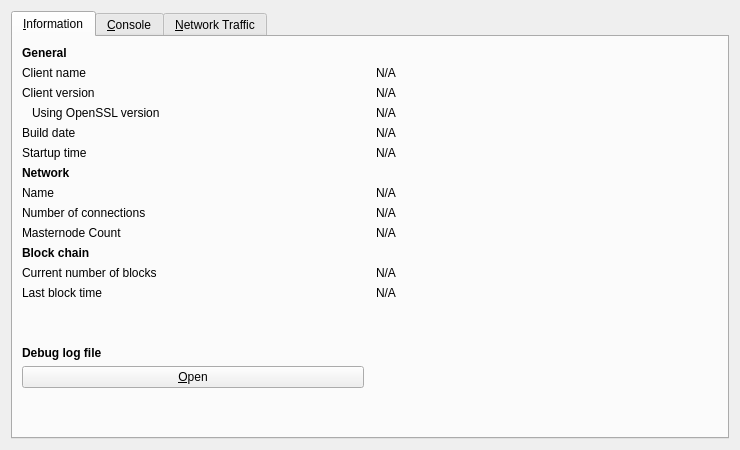
First picture: the form in src/qt/forms/rpcconsole.ui, repository LIMXTEC/BitSend, before the edit.
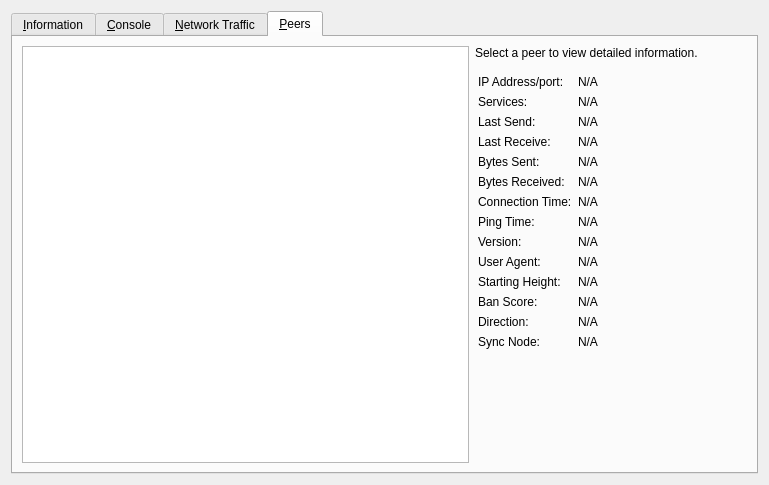
Second picture: the form after the edit. The open tabs and pages were chosen to show the change. Icons and pictures are not drawn. Custom widgets are drawn as their Qt base class.

```diff
--- a/src/qt/forms/rpcconsole.ui
+++ b/src/qt/forms/rpcconsole.ui
@@ -6,8 +6,8 @@
    <rect>
     <x>0</x>
     <y>0</y>
-    <width>740</width>
-    <height>450</height>
+    <width>769</width>
+    <height>485</height>
    </rect>
   </property>
   <property name="windowTitle">
@@ -666,6 +666,281 @@
        </item>
       </layout>
      </widget>
+     <widget class="QWidget" name="tab_peers">
+      <attribute name="title">
+      <string>&amp;Peers</string>
+      </attribute>
+      <layout class="QGridLayout" name="gridLayout_2">
+       <item row="0" column="1">
+        <widget class="QLabel" name="peerHeading">
+         <property name="sizePolicy">
+          <sizepolicy hsizetype="Preferred" vsizetype="Minimum">
+           <horstretch>0</horstretch>
+           <verstretch>0</verstretch>
+          </sizepolicy>
+         </property>
+         <property name="text">
+          <string>Select a peer to view detailed information.</string>
+         </property>
+         <property name="margin">
+          <number>3</number>
+         </property>
+        </widget>
+       </item>
+      <item row="0" column="0" rowspan="2">
+        <widget class="QTableView" name="peerWidget">
+         <property name="sizePolicy">
+         <sizepolicy hsizetype="Expanding" vsizetype="Expanding">
+           <horstretch>0</horstretch>
+           <verstretch>0</verstretch>
+          </sizepolicy>
+         </property>
+         <property name="horizontalScrollBarPolicy">
+          <enum>Qt::ScrollBarAlwaysOff</enum>
+        </property>
+         <property name="editTriggers">
+          <set>QAbstractItemView::AnyKeyPressed|QAbstractItemView::DoubleClicked|QAbstractItemView::EditKeyPressed</set>
+         </property>
+         <property name="sortingEnabled">
+          <bool>true</bool>
+         </property>
+        </widget>
+       </item>
+       <item row="1" column="1">
+        <widget class="QWidget" name="detailWidget" native="true">
+         <property name="sizePolicy">
+          <sizepolicy hsizetype="Preferred" vsizetype="Expanding">
+           <horstretch>0</horstretch>
+           <verstretch>0</verstretch>
+          </sizepolicy>
+         </property>
+         <layout class="QGridLayout" name="gridLayout_3">
+          <property name="leftMargin">
+           <number>3</number>
+          </property>
+          <item row="12" column="0">
+           <widget class="QLabel" name="label_21">
+            <property name="text">
+             <string>Version:</string>
+            </property>
+           </widget>
+          </item>
+          <item row="11" column="1">
+           <widget class="QLabel" name="peerPingTime">
+            <property name="text">
+             <string>N/A</string>
+            </property>
+           </widget>
+          </item>
+         <item row="5" column="0">
+           <widget class="QLabel" name="label_19">
+            <property name="text">
+             <string>Last Receive:</string>
+            </property>
+           </widget>
+          </item>
+          <item row="14" column="0">
+           <widget class="QLabel" name="label_28">
+            <property name="text">
+             <string>User Agent:</string>
+            </property>
+           </widget>
+          </item>
+          <item row="12" column="1">
+           <widget class="QLabel" name="peerVersion">
+            <property name="text">
+             <string>N/A</string>
+            </property>
+           </widget>
+          </item>
+          <item row="8" column="1">
+           <widget class="QLabel" name="peerConnTime">
+            <property name="minimumSize">
+             <size>
+              <width>160</width>
+              <height>0</height>
+             </size>
+            </property>
+            <property name="text">
+             <string>N/A</string>
+            </property>
+           </widget>
+          </item>
+          <item row="11" column="0">
+           <widget class="QLabel" name="label_26">
+            <property name="text">
+             <string>Ping Time:</string>
+            </property>
+           </widget>
+          </item>
+          <item row="5" column="1">
+           <widget class="QLabel" name="peerLastRecv">
+            <property name="sizePolicy">
+             <sizepolicy hsizetype="Preferred" vsizetype="Preferred">
+              <horstretch>0</horstretch>
+              <verstretch>0</verstretch>
+             </sizepolicy>
+            </property>
+            <property name="text">
+             <string>N/A</string>
+            </property>
+           </widget>
+          </item>
+          <item row="8" column="0">
+           <widget class="QLabel" name="label_22">
+            <property name="text">
+             <string>Connection Time:</string>
+            </property>
+           </widget>
+          </item>
+          <item row="6" column="1">
+           <widget class="QLabel" name="peerBytesSent">
+            <property name="text">
+             <string>N/A</string>
+            </property>
+           </widget>
+          </item>
+          <item row="14" column="1">
+           <widget class="QLabel" name="peerSubversion">
+            <property name="text">
+             <string>N/A</string>
+            </property>
+           </widget>
+          </item>
+          <item row="15" column="0">
+           <widget class="QLabel" name="label_29">
+            <property name="text">
+             <string>Starting Height:</string>
+            </property>
+           </widget>
+          </item>
+          <item row="7" column="1">
+           <widget class="QLabel" name="peerBytesRecv">
+            <property name="text">
+             <string>N/A</string>
+            </property>
+           </widget>
+          </item>
+          <item row="6" column="0">
+           <widget class="QLabel" name="label_18">
+            <property name="text">
+             <string>Bytes Sent:</string>
+            </property>
+           </widget>
+          </item>
+          <item row="7" column="0">
+           <widget class="QLabel" name="label_20">
+            <property name="text">
+             <string>Bytes Received:</string>
+            </property>
+           </widget>
+          </item>
+          <item row="15" column="1">
+           <widget class="QLabel" name="peerHeight">
+           <property name="text">
+             <string>N/A</string>
+            </property>
+           </widget>
+          </item>
+          <item row="16" column="0">
+           <widget class="QLabel" name="label_24">
+            <property name="text">
+             <string>Ban Score:</string>
+            </property>
+          </widget>
+          </item>
+          <item row="16" column="1">
+           <widget class="QLabel" name="peerBanScore">
+            <property name="text">
+            <string>N/A</string>
+            </property>
+           </widget>
+          </item>
+         <item row="17" column="0">
+           <widget class="QLabel" name="label_23">
+            <property name="text">
+             <string>Direction:</string>
+           </property>
+           </widget>
+          </item>
+          <item row="17" column="1">
+           <widget class="QLabel" name="peerDirection">
+            <property name="text">
+             <string>N/A</string>
+            </property>
+           </widget>
+          </item>
+          <item row="19" column="0">
+           <widget class="QLabel" name="label_25">
+            <property name="text">
+             <string>Sync Node:</string>
+            </property>
+           </widget>
+          </item>
+         <item row="19" column="1">
+           <widget class="QLabel" name="peerSyncNode">
+            <property name="text">
+             <string>N/A</string>
+            </property>
+           </widget>
+          </item>
+          <item row="3" column="0">
+           <widget class="QLabel" name="label_15">
+            <property name="text">
+             <string>Last Send:</string>
+            </property>
+          </widget>
+          </item>
+          <item row="2" column="0">
+           <widget class="QLabel" name="label_4">
+            <property name="text">
+             <string>Services:</string>
+            </property>
+           </widget>
+          </item>
+          <item row="1" column="0">
+           <widget class="QLabel" name="label_27">
+            <property name="text">
+             <string>IP Address/port:</string>
+            </property>
+           </widget>
+          </item>
+          <item row="3" column="1">
+           <widget class="QLabel" name="peerLastSend">
+            <property name="text">
+             <string>N/A</string>
+            </property>
+          </widget>
+          </item>
+          <item row="2" column="1">
+           <widget class="QLabel" name="peerServices">
+            <property name="text">
+             <string>N/A</string>
+            </property>
+           </widget>
+          </item>
+          <item row="1" column="1">
+           <widget class="QLabel" name="peerAddr">
+            <property name="text">
+             <string>N/A</string>
+            </property>
+           </widget>
+          </item>
+          <item row="20" column="0">
+           <widget class="QWidget" name="widget" native="true">
+            <property name="sizePolicy">
+             <sizepolicy hsizetype="Preferred" vsizetype="Expanding">
+             <horstretch>0</horstretch>
+              <verstretch>0</verstretch>
+             </sizepolicy>
+            </property>
+           </widget>
+          </item>
+         </layout>
+        </widget>
+       </item>
+      </layout>
+     </widget>
     </widget>
    </item>
   </layout>
```
